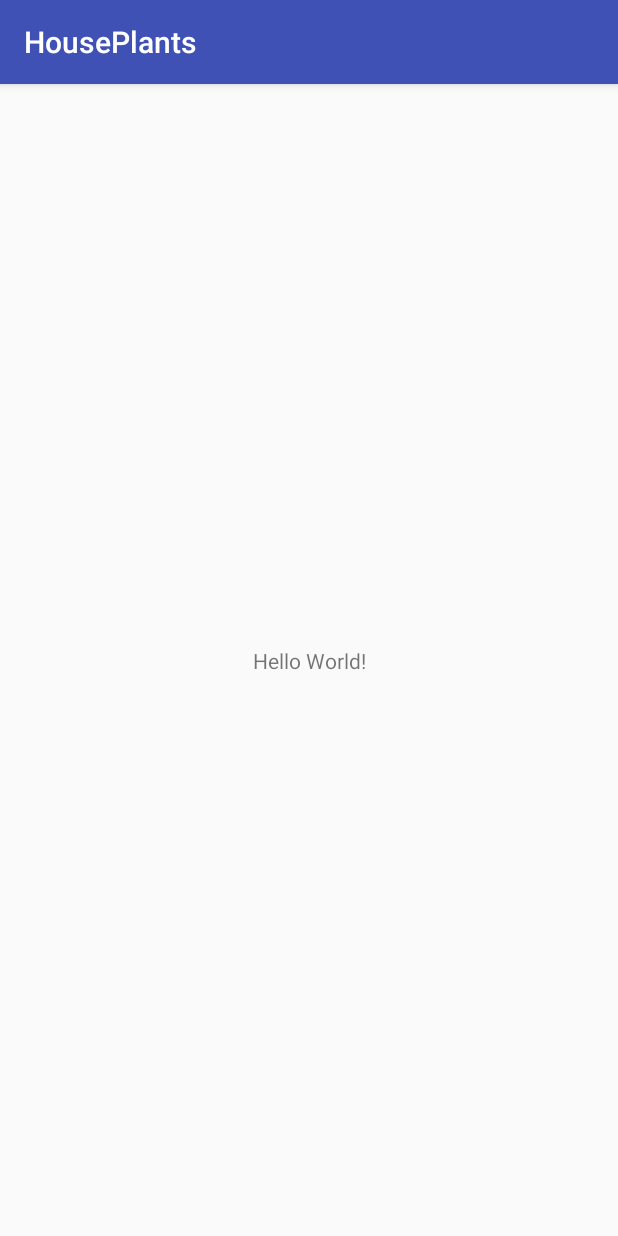
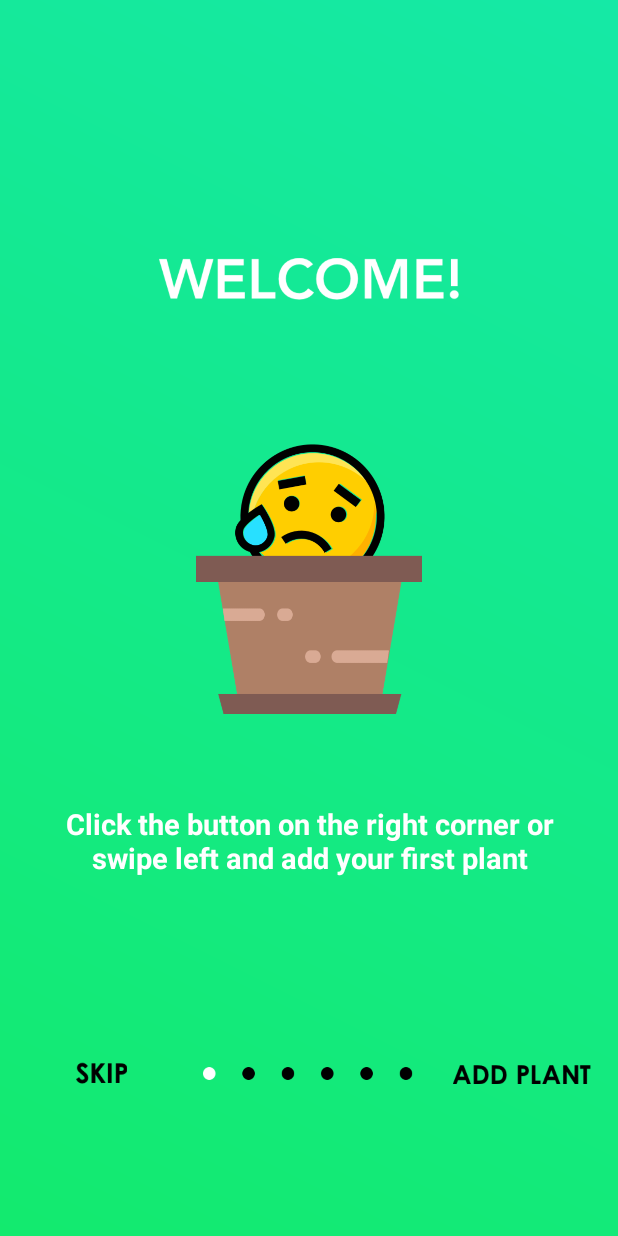
Before and after one commit to newlifehaonan/HappyPlants, an Android app: the screen it shows after launch (MainActivity), on a phone screen of 412 x 824 dp. Run offline under Robolectric (Android 15) with nearby library versions, the phone set to English and light mode, and no system bars.

Commit message:
Welcome screen completed.

```diff
--- a/app/src/main/AndroidManifest.xml
+++ b/app/src/main/AndroidManifest.xml
@@ -12,10 +12,11 @@
         <activity android:name=".MainActivity">
             <intent-filter>
                 <action android:name="android.intent.action.MAIN" />
-
                 <category android:name="android.intent.category.LAUNCHER" />
             </intent-filter>
         </activity>
+
     </application>
 
+
 </manifest>
--- a/app/src/main/java/afinal/csc472/depaul/edu/houseplants/MainActivity.java
+++ b/app/src/main/java/afinal/csc472/depaul/edu/houseplants/MainActivity.java
@@ -1,13 +1,20 @@
 package afinal.csc472.depaul.edu.houseplants;
 
+import android.app.ActionBar;
 import android.support.v7.app.AppCompatActivity;
 import android.os.Bundle;
+import android.view.Window;
+import android.view.WindowManager;
+import android.widget.Button;
 
 public class MainActivity extends AppCompatActivity {
+
 
     @Override
     protected void onCreate(Bundle savedInstanceState) {
         super.onCreate(savedInstanceState);
-        setContentView(R.layout.activity_main);
+        setContentView(R.layout.welcome);
+
+
     }
 }
--- /dev/null
+++ b/app/src/main/res/drawable/background_welcome.xml
@@ -0,0 +1,5 @@
+<?xml version="1.0" encoding="utf-8"?>
+    <shape xmlns:android="http://schemas.android.com/apk/res/android" android:shape="rectangle">
+        <size android:width="100dp" android:height="100dp"></size>
+        <gradient android:startColor="@color/colorPrimaryDark" android:endColor="@color/colorPrimary" android:angle="225"></gradient>
+    </shape>
--- /dev/null
+++ b/app/src/main/res/drawable/welcome_background.xml
@@ -0,0 +1,6 @@
+<?xml version="1.0" encoding="utf-8"?>
+<shape xmlns:android="http://schemas.android.com/apk/res/android">
+    <size android:width="100dp" android:height="100dp"></size>
+    <gradient android:startColor="@color/colorPrimary" android:endColor="@color/colorPrimaryDark" android:angle="225"></gradient>
+
+</shape>
--- a/app/src/main/res/layout/activity_main.xml
+++ b/app/src/main/res/layout/activity_main.xml
@@ -7,12 +7,15 @@
     tools:context=".MainActivity">
 
     <TextView
+        android:id="@+id/textView"
         android:layout_width="wrap_content"
         android:layout_height="wrap_content"
         android:text="Hello World!"
+        android:statusBarColor="#FFFFFF"
         app:layout_constraintBottom_toBottomOf="parent"
         app:layout_constraintLeft_toLeftOf="parent"
         app:layout_constraintRight_toRightOf="parent"
         app:layout_constraintTop_toTopOf="parent" />
 
+
 </android.support.constraint.ConstraintLayout>
--- /dev/null
+++ b/app/src/main/res/layout/welcome.xml
@@ -0,0 +1,90 @@
+<?xml version="1.0" encoding="utf-8"?>
+<android.support.constraint.ConstraintLayout xmlns:android="http://schemas.android.com/apk/res/android"
+    xmlns:app="http://schemas.android.com/apk/res-auto"
+    xmlns:tools="http://schemas.android.com/tools"
+    android:layout_width="match_parent"
+    android:layout_height="match_parent"
+    android:background="@drawable/background_welcome"
+    tools:layout_editor_absoluteY="25dp">
+
+    <LinearLayout
+        android:id="@+id/linearLayout"
+        android:layout_width="match_parent"
+        android:layout_height="wrap_content"
+        android:layout_marginBottom="42dp"
+        android:layout_marginTop="2dp"
+        android:orientation="vertical"
+        app:layout_constraintBottom_toTopOf="@+id/linearLayout2"
+        app:layout_constraintEnd_toEndOf="parent"
+        app:layout_constraintStart_toStartOf="parent"
+        app:layout_constraintTop_toTopOf="parent">
+
+
+        <ImageView
+            android:layout_width="200dp"
+            android:layout_height="wrap_content"
+            android:layout_gravity="center"
+            android:layout_marginTop="100dp"
+            android:src="@drawable/welcomeimage" />
+
+        <ImageView
+            android:layout_width="180dp"
+            android:layout_height="180dp"
+            android:layout_gravity="center"
+            android:layout_marginTop="75dp"
+            android:src="@drawable/sadface" />
+
+        <TextView
+            android:layout_width="wrap_content"
+            android:layout_height="wrap_content"
+            android:layout_gravity="center"
+            android:layout_marginTop="40dp"
+            android:padding="20dp"
+            android:text="@string/welcomeText"
+            android:textAlignment="center"
+            android:textColor="#FFFFFF"
+            android:textSize="19sp"
+            android:textStyle="bold" />
+
+    </LinearLayout>
+
+    <LinearLayout
+        android:id="@+id/linearLayout2"
+        android:layout_width="match_parent"
+        android:layout_height="21dp"
+        android:layout_marginBottom="48dp"
+        android:layout_marginTop="10dp"
+        android:gravity="center_vertical"
+        android:orientation="horizontal"
+        app:layout_constraintBottom_toBottomOf="parent"
+        app:layout_constraintEnd_toEndOf="parent"
+        app:layout_constraintStart_toStartOf="parent"
+        app:layout_constraintTop_toBottomOf="@+id/linearLayout">
+
+
+        <ImageView
+            android:layout_width="0dp"
+            android:layout_height="15dp"
+            android:layout_weight="1"
+            android:cropToPadding="false"
+            android:src="@drawable/skip" />
+
+
+        <ImageView
+            android:layout_width="5dp"
+            android:layout_height="10dp"
+            android:layout_weight="1"
+            android:src="@drawable/navcircles" />
+
+        <ImageView
+            android:layout_width="0dp"
+            android:layout_height="13dp"
+            android:layout_weight="1"
+            android:paddingLeft="8dp"
+            android:src="@drawable/addplant" />
+
+
+    </LinearLayout>
+
+
+</android.support.constraint.ConstraintLayout>
--- a/app/src/main/res/values/colors.xml
+++ b/app/src/main/res/values/colors.xml
@@ -1,6 +1,6 @@
 <?xml version="1.0" encoding="utf-8"?>
 <resources>
-    <color name="colorPrimary">#3F51B5</color>
-    <color name="colorPrimaryDark">#303F9F</color>
-    <color name="colorAccent">#FF4081</color>
+    <color name="colorPrimary">#13EA6E</color>
+    <color name="colorPrimaryDark">#15E9A6</color>
+    <color name="colorAccent">#A5D6A7</color>
 </resources>
--- a/app/src/main/res/values/strings.xml
+++ b/app/src/main/res/values/strings.xml
@@ -1,3 +1,6 @@
 <resources>
-    <string name="app_name">HousePlants</string>
+    <string name="app_name">Happy Plants</string>
+    <string name="welcome">WELCOME!</string>
+    <string name="welcomeText"> "Click the button on the right corner or swipe left and add your first plant" </string>
+    <string name="welcomeImageDescription"> "Welcome image sad face." </string>
 </resources>
--- a/app/src/main/res/values/styles.xml
+++ b/app/src/main/res/values/styles.xml
@@ -4,8 +4,12 @@
     <style name="AppTheme" parent="Theme.AppCompat.Light.DarkActionBar">
         <!-- Customize your theme here. -->
         <item name="colorPrimary">@color/colorPrimary</item>
-        <item name="colorPrimaryDark">@color/colorPrimaryDark</item>
+        <item name="colorPrimaryDark">@color/colorPrimary</item>
         <item name="colorAccent">@color/colorAccent</item>
+        <item name="android:displayOptions">disableHome</item>
+        <item name="android:navigationBarColor">@color/colorPrimary</item>
+        <item name="windowNoTitle">true</item>
+
     </style>
 
 </resources>
```
Also changed, not shown: app/src/main/res/drawable/addplant.png (added), app/src/main/res/drawable/click_the_button_on.png (added), app/src/main/res/drawable/navcircles.png (added), app/src/main/res/drawable/sadface.png (added), app/src/main/res/drawable/skip.png (added), app/src/main/res/drawable/welcomeimage.png (added).
